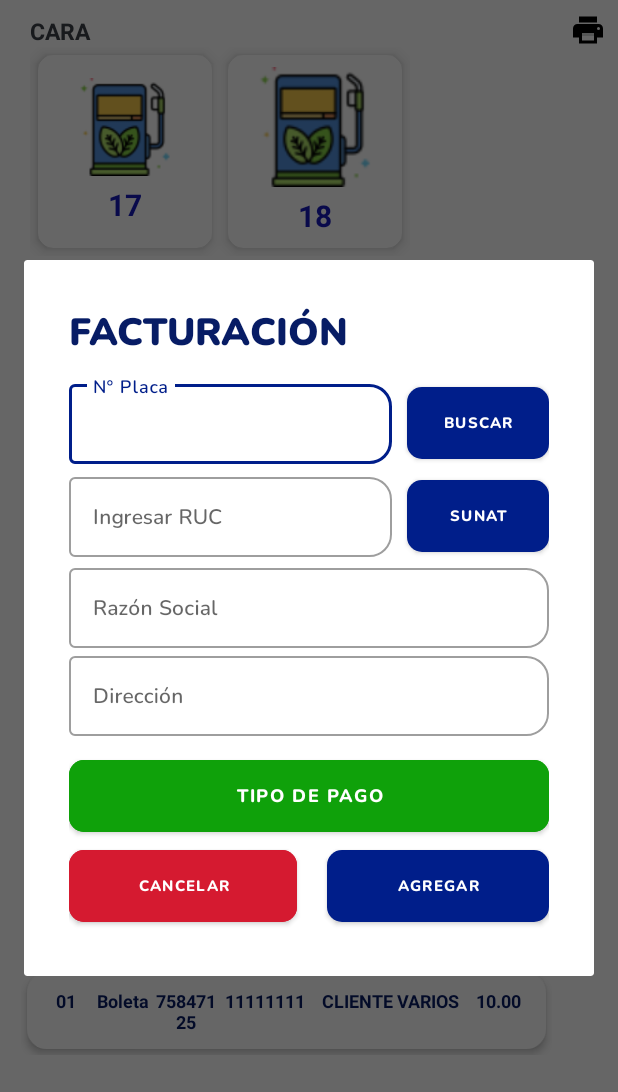
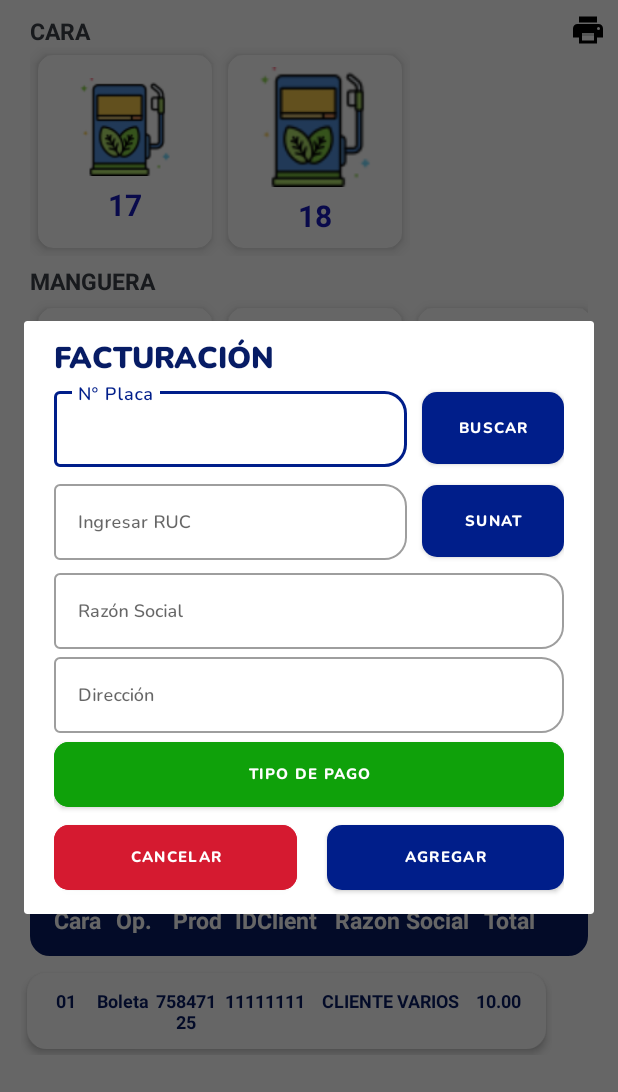
Before and after one commit to melinallacuag/Printama, an Android app: the fragment FacturaFragment placed in its activity, on a phone screen of 412 x 824 dp. Shown: the top 1092 px of the screen. Run offline under Robolectric (Android 15) with nearby library versions, the phone set to English and light mode, and no system bars.

Commit message:
se arreglo la estructura del modal y las validacion de la factura

```diff
--- a/app/src/main/java/com/anggastudio/sample/BoletaFragment.java
+++ b/app/src/main/java/com/anggastudio/sample/BoletaFragment.java
@@ -92,9 +92,9 @@ public class BoletaFragment extends DialogFragment {
 
                 String textdni    = dni.getText().toString().trim();
                 if(textdni.isEmpty()){
-                    alertplaca.setError("El campo dni es obligatorio");
-                }else if(!textdni.equals("000-0000")){
-                    alertplaca.setError("El dato no es correcto");
+                    alertdni.setError("El campo dni es obligatorio");
+                }else if(!textdni.equals("11111111")){
+                    alertdni.setError("El dato no es correcto");
                 }else{
                     alertdni.setErrorEnabled(false);
                     nombre.setText("CLIENTE VARIOS");
--- a/app/src/main/res/layout/fragment_boleta.xml
+++ b/app/src/main/res/layout/fragment_boleta.xml
@@ -92,7 +92,7 @@
             <com.google.android.material.textfield.TextInputEditText
                 android:id="@+id/inputdni"
                 android:fontFamily="@font/nunito_semibold"
-                android:textSize="14sp"
+                android:textSize="12sp"
                 android:inputType="number"
                 android:maxLength="8"
                 android:layout_width="match_parent"
@@ -130,7 +130,7 @@
             <com.google.android.material.textfield.TextInputEditText
                 android:id="@+id/inputnombre"
                 android:fontFamily="@font/nunito_semibold"
-                android:textSize="14sp"
+                android:textSize="12sp"
                 android:inputType="textCapCharacters"
                 android:layout_width="match_parent"
                 android:layout_height="wrap_content"/>
@@ -152,7 +152,7 @@
             <com.google.android.material.textfield.TextInputEditText
                 android:id="@+id/inputdireccion"
                 android:fontFamily="@font/nunito_semibold"
-                android:textSize="14sp"
+                android:textSize="12sp"
                 android:inputType="textCapCharacters"
                 android:layout_width="match_parent"
                 android:layout_height="wrap_content"/>
--- a/app/src/main/res/layout/fragment_factura.xml
+++ b/app/src/main/res/layout/fragment_factura.xml
@@ -11,7 +11,10 @@
         android:layout_width="380sp"
         android:layout_height="wrap_content"
         android:orientation="vertical"
-       android:padding="30sp"
+        android:paddingStart="20sp"
+        android:paddingEnd="20sp"
+        android:paddingTop="10sp"
+        android:paddingBottom="10sp"
         app:layout_constraintEnd_toEndOf="parent"
         app:layout_constraintStart_toStartOf="parent"
         app:layout_constraintTop_toTopOf="parent">
@@ -23,8 +26,7 @@
                 android:layout_weight="1"
                 android:text="FACTURACIÓN"
                 android:textColor="#071C65"
-                android:textSize="25sp"
-                android:layout_marginBottom="10sp"
+                android:textSize="20sp"
                 android:fontFamily="@font/nunito_black"
                 android:textStyle="bold" />
 
@@ -48,7 +50,7 @@
                 <com.google.android.material.textfield.TextInputEditText
                     android:id="@+id/inputnplaca"
                     android:fontFamily="@font/nunito_semibold"
-                    android:textSize="14sp"
+                    android:textSize="12sp"
                     android:inputType="textCapCharacters"
                     android:layout_weight="1"
                     android:layout_width="match_parent"
@@ -91,7 +93,7 @@
                 <com.google.android.material.textfield.TextInputEditText
                     android:id="@+id/inputruc"
                     android:fontFamily="@font/nunito_semibold"
-                    android:textSize="14sp"
+                    android:textSize="12sp"
                     android:inputType="number"
                     android:maxLength="11"
                     android:layout_weight="1"
@@ -131,7 +133,7 @@
             <com.google.android.material.textfield.TextInputEditText
                 android:id="@+id/inputrazonsocial"
                 android:fontFamily="@font/nunito_semibold"
-                android:textSize="14sp"
+                android:textSize="12sp"
                 android:inputType="textCapCharacters"
                 android:layout_weight="1"
                 android:layout_width="match_parent"
@@ -154,7 +156,7 @@
             <com.google.android.material.textfield.TextInputEditText
                 android:id="@+id/inputdireccion"
                 android:fontFamily="@font/nunito_semibold"
-                android:textSize="14sp"
+                android:textSize="12sp"
                 android:inputType="textCapCharacters"
                 android:layout_width="match_parent"
                 android:layout_height="wrap_content"/>
@@ -164,15 +166,14 @@
         <Button
             android:id="@+id/btntipopago"
             android:layout_width="match_parent"
-            android:layout_height="60sp"
-            android:layout_marginTop="10sp"
+            android:layout_height="55sp"
             android:backgroundTint="#0FA10A"
             android:gravity="center"
             android:text="Tipo de pago"
             android:fontFamily="@font/nunito_extrabold"
             android:textAllCaps="true"
             android:textColor="#fff"
-            android:textSize="12sp"
+            android:textSize="10sp"
             app:cornerRadius="10sp" />
 
         <LinearLayout
@@ -183,7 +184,7 @@
             <Button
                 android:id="@+id/btncancelarfacturacion"
                 android:layout_width="wrap_content"
-                android:layout_height="60sp"
+                android:layout_height="55sp"
                 android:layout_gravity="center"
                 android:layout_marginEnd="20sp"
                 android:layout_weight="1"
@@ -199,7 +200,7 @@
             <Button
                 android:id="@+id/btnagregarfacturacion"
                 android:layout_width="wrap_content"
-                android:layout_height="60sp"
+                android:layout_height="55sp"
                 android:layout_gravity="center"
                 android:layout_weight="1"
                 android:text="Agregar"
```
Also changed, not shown: app/src/main/java/com/anggastudio/sample/FacturaFragment.java (+42 -53 lines).
